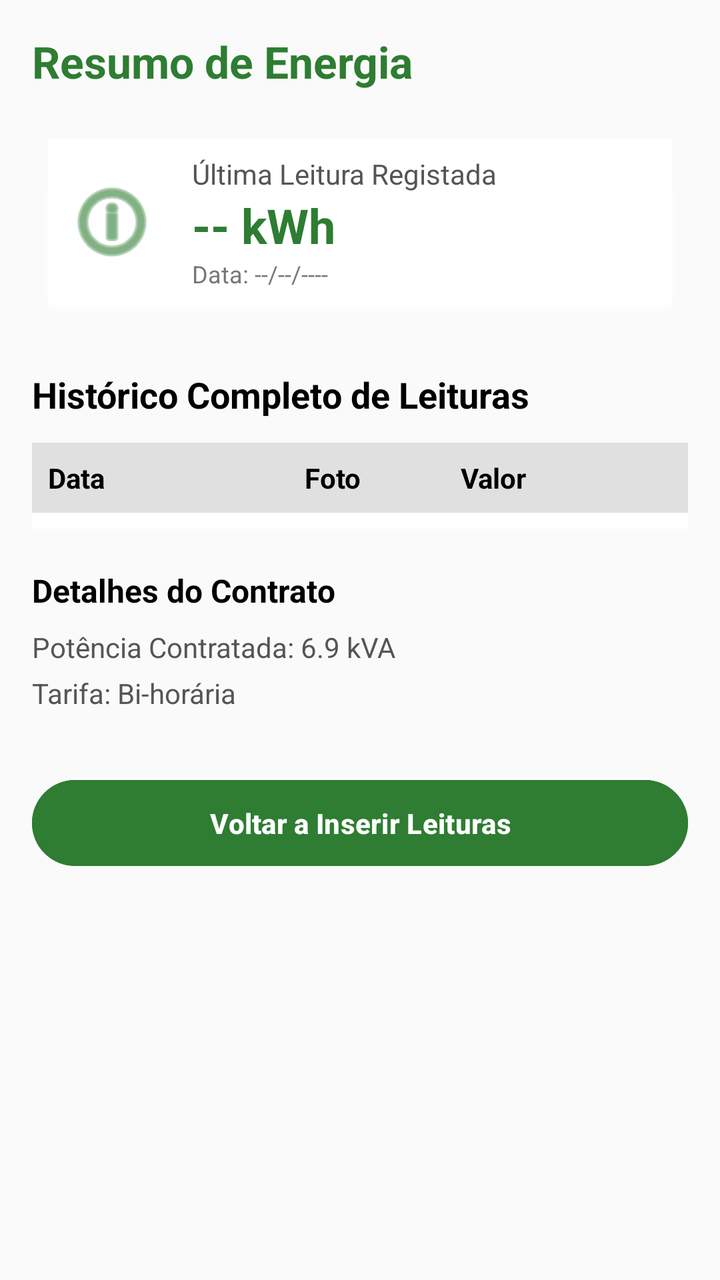
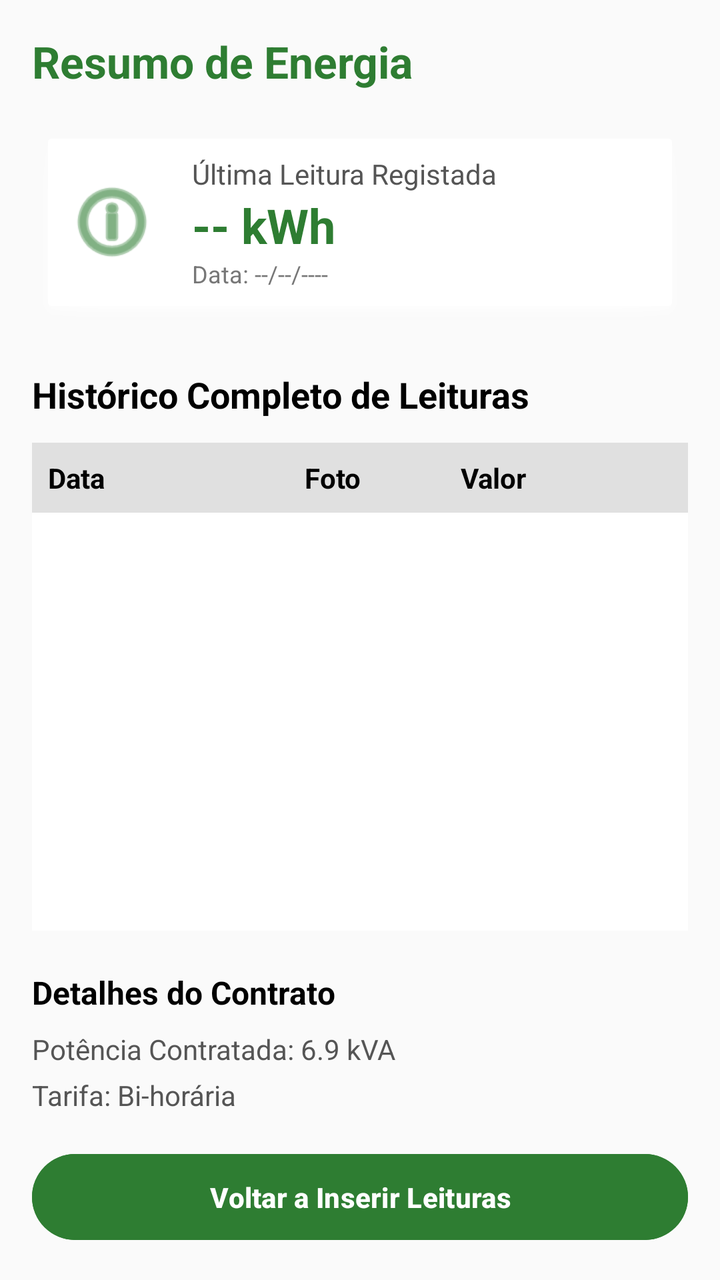

The first picture is an Android layout as it rendered before a commit; the second is the same layout after the commit. The layout source and the unified diff follow.
<!-- AndroidManifest.xml: application theme Theme.EcoTrack -->
<!-- res/layout/layout_leituras.xml -->
<?xml version="1.0" encoding="utf-8"?>
<ScrollView xmlns:android="http://schemas.android.com/apk/res/android"
    xmlns:app="http://schemas.android.com/apk/res-auto"
    android:layout_width="match_parent"
    android:layout_height="match_parent"
    android:background="#FAFAFA">

    <LinearLayout
        android:layout_width="match_parent"
        android:layout_height="wrap_content"
        android:orientation="vertical"
        android:padding="16dp">

        <TextView
            android:id="@+id/tvTituloPagina"
            android:layout_width="wrap_content"
            android:layout_height="wrap_content"
            android:text="Resumo de Energia"
            android:textSize="22sp"
            android:textStyle="bold"
            android:textColor="#2E7D32"
            android:layout_marginBottom="16dp" />

        <LinearLayout
            android:layout_width="match_parent"
            android:layout_height="wrap_content"
            android:orientation="horizontal"
            android:padding="16dp"
            android:background="@android:drawable/dialog_holo_light_frame"
            android:backgroundTint="#FFFFFF"
            android:elevation="4dp"
            android:gravity="center_vertical"
            android:layout_marginBottom="24dp">

            <ImageView
                android:layout_width="48dp"
                android:layout_height="48dp"
                android:src="@android:drawable/ic_menu_info_details"
                android:layout_marginEnd="16dp"
                app:tint="#2E7D32" />

            <LinearLayout
                android:layout_width="wrap_content"
                android:layout_height="wrap_content"
                android:orientation="vertical">

                <TextView
                    android:layout_width="wrap_content"
                    android:layout_height="wrap_content"
                    android:text="Última Leitura Registada"
                    android:textSize="14sp"
                    android:textColor="#555555"/>

                <TextView
                    android:id="@+id/tvConsumoResumo"
                    android:layout_width="wrap_content"
                    android:layout_height="wrap_content"
                    android:text="-- kWh"
                    android:textSize="24sp"
                    android:textStyle="bold"
                    android:textColor="#2E7D32"/>

                <TextView
                    android:id="@+id/tvDataResumo"
                    android:layout_width="wrap_content"
                    android:layout_height="wrap_content"
                    android:text="Data: --/--/----"
                    android:textSize="12sp"
                    android:textColor="#777777"/>
            </LinearLayout>
        </LinearLayout>

        <TextView
            android:layout_width="wrap_content"
            android:layout_height="wrap_content"
            android:text="Histórico Completo de Leituras"
            android:textSize="18sp"
            android:textStyle="bold"
            android:textColor="#000000"
            android:layout_marginBottom="12dp"/>

        <LinearLayout
            android:layout_width="match_parent"
            android:layout_height="wrap_content"
            android:orientation="horizontal"
            android:padding="8dp"
            android:background="#E0E0E0">

            <TextView
                android:layout_width="0dp"
                android:layout_height="wrap_content"
                android:layout_weight="1.2"
                android:text="Data"
                android:textColor="#000000"
                android:textStyle="bold"/>

            <TextView
                android:layout_width="0dp"
                android:layout_height="wrap_content"
                android:layout_weight="0.8"
                android:text="Foto"
                android:textColor="#000000"
                android:gravity="center"
                android:textStyle="bold"/>

            <TextView
                android:layout_width="0dp"
                android:layout_height="wrap_content"
                android:layout_weight="1"
                android:text="Valor"
                android:textColor="#000000"
                android:gravity="center"
                android:textStyle="bold"/>

            <TextView
                android:layout_width="0dp"
                android:layout_height="wrap_content"
                android:layout_weight="0.5"
                android:text=""
                android:gravity="center"/>
        </LinearLayout>

        <TableLayout
            android:id="@+id/tabelaHistorico"
            android:layout_width="match_parent"
            android:layout_height="wrap_content"
            android:stretchColumns="*"
            android:background="#FFFFFF"
            android:padding="4dp"
            android:layout_marginBottom="20dp">
        </TableLayout>

        <TextView
            android:layout_width="wrap_content"
            android:layout_height="wrap_content"
            android:text="Detalhes do Contrato"
            android:textSize="16sp"
            android:textStyle="bold"
            android:textColor="#000000"
            android:layout_marginBottom="8dp"/>

        <TextView
            android:layout_width="wrap_content"
            android:layout_height="wrap_content"
            android:text="Potência Contratada: 6.9 kVA"
            android:textSize="14sp"
            android:textColor="#555555"
            android:layout_marginBottom="4dp"/>

        <TextView
            android:layout_width="wrap_content"
            android:layout_height="wrap_content"
            android:text="Tarifa: Bi-horária"
            android:textSize="14sp"
            android:textColor="#555555"
            android:layout_marginBottom="30dp"/>

        <Button
            android:id="@+id/btnVoltarResumo"
            android:layout_width="match_parent"
            android:layout_height="wrap_content"
            android:text="Voltar a Inserir Leituras"
            android:backgroundTint="#2E7D32"
            android:textColor="#FFFFFF"
            android:textStyle="bold"
            android:padding="12dp"/>

    </LinearLayout>
</ScrollView>
<!-- resources referenced by this layout -->
<resources>
  <style name="Theme.EcoTrack" parent="Base.Theme.EcoTrack" />
  <style name="Base.Theme.EcoTrack" parent="Theme.Material3.DayNight.NoActionBar">
          
          
      </style>
</resources>

<!-- the commit's change to res/layout/layout_leituras.xml (unified diff, before → after) -->
@@ -1,169 +1,172 @@
 <?xml version="1.0" encoding="utf-8"?>
-<ScrollView xmlns:android="http://schemas.android.com/apk/res/android"
+<LinearLayout xmlns:android="http://schemas.android.com/apk/res/android"
     xmlns:app="http://schemas.android.com/apk/res-auto"
     android:layout_width="match_parent"
     android:layout_height="match_parent"
-    android:background="#FAFAFA">
+    android:background="#FAFAFA"
+    android:orientation="vertical"
+    android:padding="16dp">
+
+    <TextView
+        android:id="@+id/tvTituloPagina"
+        android:layout_width="wrap_content"
+        android:layout_height="wrap_content"
+        android:text="Resumo de Energia"
+        android:textSize="22sp"
+        android:textStyle="bold"
+        android:textColor="#2E7D32"
+        android:layout_marginBottom="16dp" />
 
     <LinearLayout
         android:layout_width="match_parent"
         android:layout_height="wrap_content"
-        android:orientation="vertical"
-        android:padding="16dp">
+        android:orientation="horizontal"
+        android:padding="16dp"
+        android:background="@android:drawable/dialog_holo_light_frame"
+        android:backgroundTint="#FFFFFF"
+        android:elevation="4dp"
+        android:gravity="center_vertical"
+        android:layout_marginBottom="24dp">
+
+        <ImageView
+            android:layout_width="48dp"
+            android:layout_height="48dp"
+            android:src="@android:drawable/ic_menu_info_details"
+            android:layout_marginEnd="16dp"
+            app:tint="#2E7D32" />
+
+        <LinearLayout
+            android:layout_width="wrap_content"
+            android:layout_height="wrap_content"
+            android:orientation="vertical">
+
+            <TextView
+                android:layout_width="wrap_content"
+                android:layout_height="wrap_content"
+                android:text="Última Leitura Registada"
+                android:textSize="14sp"
+                android:textColor="#555555"/>
+
+            <TextView
+                android:id="@+id/tvConsumoResumo"
+                android:layout_width="wrap_content"
+                android:layout_height="wrap_content"
+                android:text="-- kWh"
+                android:textSize="24sp"
+                android:textStyle="bold"
+                android:textColor="#2E7D32"/>
+
+            <TextView
+                android:id="@+id/tvDataResumo"
+                android:layout_width="wrap_content"
+                android:layout_height="wrap_content"
+                android:text="Data: --/--/----"
+                android:textSize="12sp"
+                android:textColor="#777777"/>
+        </LinearLayout>
+    </LinearLayout>
+
+    <TextView
+        android:layout_width="wrap_content"
+        android:layout_height="wrap_content"
+        android:text="Histórico Completo de Leituras"
+        android:textSize="18sp"
+        android:textStyle="bold"
+        android:textColor="#000000"
+        android:layout_marginBottom="12dp"/>
+
+    <LinearLayout
+        android:layout_width="match_parent"
+        android:layout_height="wrap_content"
+        android:orientation="horizontal"
+        android:padding="8dp"
+        android:background="#E0E0E0">
 
         <TextView
-            android:id="@+id/tvTituloPagina"
-            android:layout_width="wrap_content"
+            android:layout_width="0dp"
             android:layout_height="wrap_content"
-            android:text="Resumo de Energia"
-            android:textSize="22sp"
-            android:textStyle="bold"
-            android:textColor="#2E7D32"
-            android:layout_marginBottom="16dp" />
-
-        <LinearLayout
-            android:layout_width="match_parent"
-            android:layout_height="wrap_content"
-            android:orientation="horizontal"
-            android:padding="16dp"
-            android:background="@android:drawable/dialog_holo_light_frame"
-            android:backgroundTint="#FFFFFF"
-            android:elevation="4dp"
-            android:gravity="center_vertical"
-            android:layout_marginBottom="24dp">
-
-            <ImageView
-                android:layout_width="48dp"
-                android:layout_height="48dp"
-                android:src="@android:drawable/ic_menu_info_details"
-                android:layout_marginEnd="16dp"
-                app:tint="#2E7D32" />
-
-            <LinearLayout
-                android:layout_width="wrap_content"
-                android:layout_height="wrap_content"
-                android:orientation="vertical">
-
-                <TextView
-                    android:layout_width="wrap_content"
-                    android:layout_height="wrap_content"
-                    android:text="Última Leitura Registada"
-                    android:textSize="14sp"
-                    android:textColor="#555555"/>
-
-                <TextView
-                    android:id="@+id/tvConsumoResumo"
-                    android:layout_width="wrap_content"
-                    android:layout_height="wrap_content"
-                    android:text="-- kWh"
-                    android:textSize="24sp"
-                    android:textStyle="bold"
-                    android:textColor="#2E7D32"/>
-
-                <TextView
-                    android:id="@+id/tvDataResumo"
-                    android:layout_width="wrap_content"
-                    android:layout_height="wrap_content"
-                    android:text="Data: --/--/----"
-                    android:textSize="12sp"
-                    android:textColor="#777777"/>
-            </LinearLayout>
-        </LinearLayout>
+            android:layout_weight="1.2"
+            android:text="Data"
+            android:textColor="#000000"
+            android:textStyle="bold"/>
 
         <TextView
-            android:layout_width="wrap_content"
+            android:layout_width="0dp"
             android:layout_height="wrap_content"
-            android:text="Histórico Completo de Leituras"
-            android:textSize="18sp"
-            android:textStyle="bold"
+            android:layout_weight="0.8"
+            android:text="Foto"
             android:textColor="#000000"
-            android:layout_marginBottom="12dp"/>
+            android:gravity="center"
+            android:textStyle="bold"/>
 
-        <LinearLayout
-            android:layout_width="match_parent"
+        <TextView
+            android:layout_width="0dp"
             android:layout_height="wrap_content"
-            android:orientation="horizontal"
-            android:padding="8dp"
-            android:background="#E0E0E0">
+            android:layout_weight="1"
+            android:text="Valor"
+            android:textColor="#000000"
+            android:gravity="center"
+            android:textStyle="bold"/>
 
-            <TextView
-                android:layout_width="0dp"
-                android:layout_height="wrap_content"
-                android:layout_weight="1.2"
-                android:text="Data"
-                android:textColor="#000000"
-                android:textStyle="bold"/>
+        <TextView
+            android:layout_width="0dp"
+            android:layout_height="wrap_content"
+            android:layout_weight="0.5"
+            android:text=""
+            android:gravity="center"/>
+    </LinearLayout>
 
-            <TextView
-                android:layout_width="0dp"
-                android:layout_height="wrap_content"
-                android:layout_weight="0.8"
-                android:text="Foto"
-                android:textColor="#000000"
-                android:gravity="center"
-                android:textStyle="bold"/>
-
-            <TextView
-                android:layout_width="0dp"
-                android:layout_height="wrap_content"
-                android:layout_weight="1"
-                android:text="Valor"
-                android:textColor="#000000"
-                android:gravity="center"
-                android:textStyle="bold"/>
-
-            <TextView
-                android:layout_width="0dp"
-                android:layout_height="wrap_content"
-                android:layout_weight="0.5"
-                android:text=""
-                android:gravity="center"/>
-        </LinearLayout>
+    
+    <ScrollView
+        android:layout_width="match_parent"
+        android:layout_height="0dp"
+        android:layout_weight="1"
+        android:fillViewport="true"
+        android:background="#FFFFFF"
+        android:padding="4dp"
+        android:layout_marginBottom="20dp">
 
         <TableLayout
             android:id="@+id/tabelaHistorico"
             android:layout_width="match_parent"
             android:layout_height="wrap_content"
-            android:stretchColumns="*"
-            android:background="#FFFFFF"
-            android:padding="4dp"
-            android:layout_marginBottom="20dp">
-        </TableLayout>
+            android:stretchColumns="*" />
+    </ScrollView>
 
-        <TextView
-            android:layout_width="wrap_content"
-            android:layout_height="wrap_content"
-            android:text="Detalhes do Contrato"
-            android:textSize="16sp"
-            android:textStyle="bold"
-            android:textColor="#000000"
-            android:layout_marginBottom="8dp"/>
+    
+    <TextView
+        android:layout_width="wrap_content"
+        android:layout_height="wrap_content"
+        android:text="Detalhes do Contrato"
+        android:textSize="16sp"
+        android:textStyle="bold"
+        android:textColor="#000000"
+        android:layout_marginBottom="8dp"/>
 
-        <TextView
-            android:layout_width="wrap_content"
-            android:layout_height="wrap_content"
-            android:text="Potência Contratada: 6.9 kVA"
-            android:textSize="14sp"
-            android:textColor="#555555"
-            android:layout_marginBottom="4dp"/>
+    <TextView
+        android:layout_width="wrap_content"
+        android:layout_height="wrap_content"
+        android:text="Potência Contratada: 6.9 kVA"
+        android:textSize="14sp"
+        android:textColor="#555555"
+        android:layout_marginBottom="4dp"/>
 
-        <TextView
-            android:layout_width="wrap_content"
-            android:layout_height="wrap_content"
-            android:text="Tarifa: Bi-horária"
-            android:textSize="14sp"
-            android:textColor="#555555"
-            android:layout_marginBottom="30dp"/>
+    <TextView
+        android:layout_width="wrap_content"
+        android:layout_height="wrap_content"
+        android:text="Tarifa: Bi-horária"
+        android:textSize="14sp"
+        android:textColor="#555555"
+        android:layout_marginBottom="16dp"/>
 
-        <Button
-            android:id="@+id/btnVoltarResumo"
-            android:layout_width="match_parent"
-            android:layout_height="wrap_content"
-            android:text="Voltar a Inserir Leituras"
-            android:backgroundTint="#2E7D32"
-            android:textColor="#FFFFFF"
-            android:textStyle="bold"
-            android:padding="12dp"/>
+    <Button
+        android:id="@+id/btnVoltarResumo"
+        android:layout_width="match_parent"
+        android:layout_height="wrap_content"
+        android:text="Voltar a Inserir Leituras"
+        android:backgroundTint="#2E7D32"
+        android:textColor="#FFFFFF"
+        android:textStyle="bold"
+        android:padding="12dp"/>
 
-    </LinearLayout>
-</ScrollView>
+</LinearLayout>
